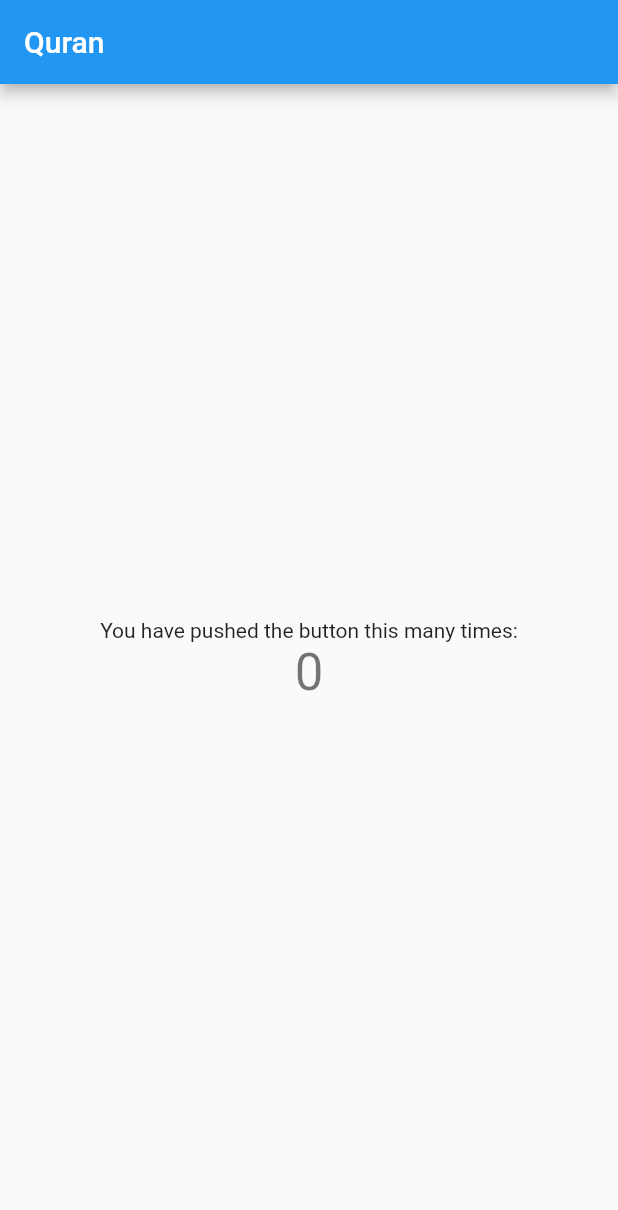
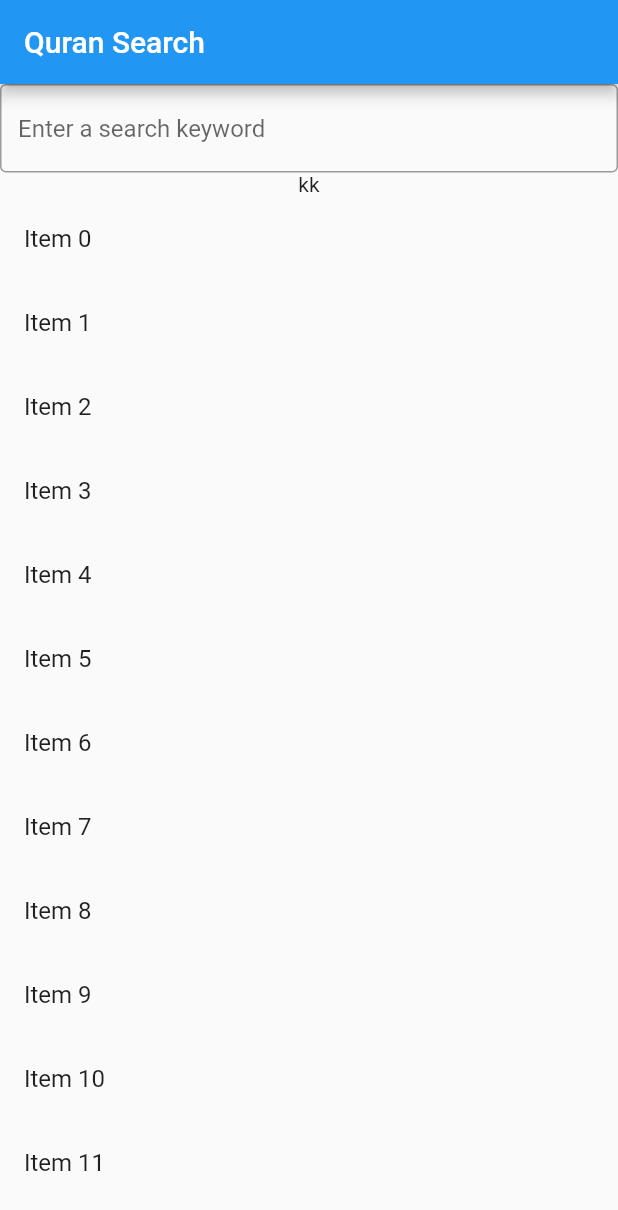
Before and after one commit to khaboshama/Quran, a Flutter app: the screen it shows after launch, on a phone screen of 412 x 824 dp. Shown: the top 1210 px of the screen. Run offline on Flutter 3.47's test engine with Material 2 defaults, Android fonts, the phone set to English and light mode, and no system bars.

Commit message:
setup search view of quran aya list

```diff
--- a/lib/constants/contants.dart
+++ b/lib/constants/contants.dart
@@ -1,2 +1,3 @@
 
 const baseUrl = "http://api.alquran.cloud/v1/";
+const searchUrl = "search/{keyword}/all/en";
--- a/lib/main.dart
+++ b/lib/main.dart
@@ -1,5 +1,5 @@
 import 'package:flutter/material.dart';
-
+import 'package:quran/presentation/search/screen/search_view.dart';
 void main() {
   runApp(const MyApp());
 }
@@ -15,7 +15,7 @@ class MyApp extends StatelessWidget {
       theme: ThemeData(
         primarySwatch: Colors.blue,
       ),
-      home: const MyHomePage(title: 'Quran'),
+      home: const SearchView(),
     );
   }
 }
--- /dev/null
+++ b/lib/presentation/search/screen/aya_list_view.dart
@@ -0,0 +1,21 @@
+import 'package:flutter/material.dart';
+
+class AyaListView extends StatelessWidget {
+  final List<String> items;
+
+  const AyaListView({super.key, required this.items});
+
+  @override
+  Widget build(BuildContext context) {
+    return ListView.builder(
+      scrollDirection: Axis.vertical,
+      shrinkWrap: true,
+      itemCount: items.length,
+      itemBuilder: (context, index) {
+        return ListTile(
+          title: Text(items[index]),
+        );
+      },
+    );
+  }
+}
--- /dev/null
+++ b/lib/presentation/search/screen/search_view.dart
@@ -0,0 +1,36 @@
+import 'package:flutter/material.dart';
+import 'package:quran/presentation/search/screen/aya_list_view.dart';
+
+class SearchView extends StatefulWidget {
+  const SearchView({Key? key}) : super(key: key);
+
+  @override
+  State<SearchView> createState() => _SearchViewState();
+}
+
+
+class _SearchViewState extends State<SearchView> {
+  @override
+  Widget build(BuildContext context) {
+    return Scaffold(
+      appBar: AppBar(title: const Text("Quran Search")),
+      body: Column(
+        children: [
+          TextField(
+              onChanged: (text) {
+                print(text);
+              },
+              decoration: const InputDecoration(
+                border: OutlineInputBorder(),
+                hintText: 'Enter a search keyword',
+              )),
+          const Text("kk"),
+          Expanded(
+            child: AyaListView(
+                items: List<String>.generate(200, (i) => 'Item $i')),
+          ),
+        ],
+      ),
+    );
+  }
+}
--- /dev/null
+++ b/lib/services/bloc/quran_event.dart
@@ -0,0 +1,15 @@
+import 'package:flutter/material.dart';
+
+@immutable
+abstract class QuranEvent {
+  const QuranEvent();
+}
+
+class QuranEventInitialize extends QuranEvent {
+  const QuranEventInitialize();
+}
+
+class QuranEventSearch extends QuranEvent {
+  final String keyword;
+  const QuranEventSearch(this.keyword);
+}
```
Also changed, not shown: lib/presentation/search/module/data/model/search_aya_response.dart (added, +35 -0 lines), lib/presentation/search/module/domain/aya_item.dart (added, +18 -0 lines), lib/presentation/search/module/mapper.dart (added, +10 -0 lines), lib/presentation/search/module/view/aya_item_view.dart (added, +11 -0 lines), lib/services/bloc/quran_state.dart (added, +14 -0 lines), lib/views/login/login_view.dart (deleted, +0 -18 lines), lib/services/bloc/quran_bloc.dart (added).
